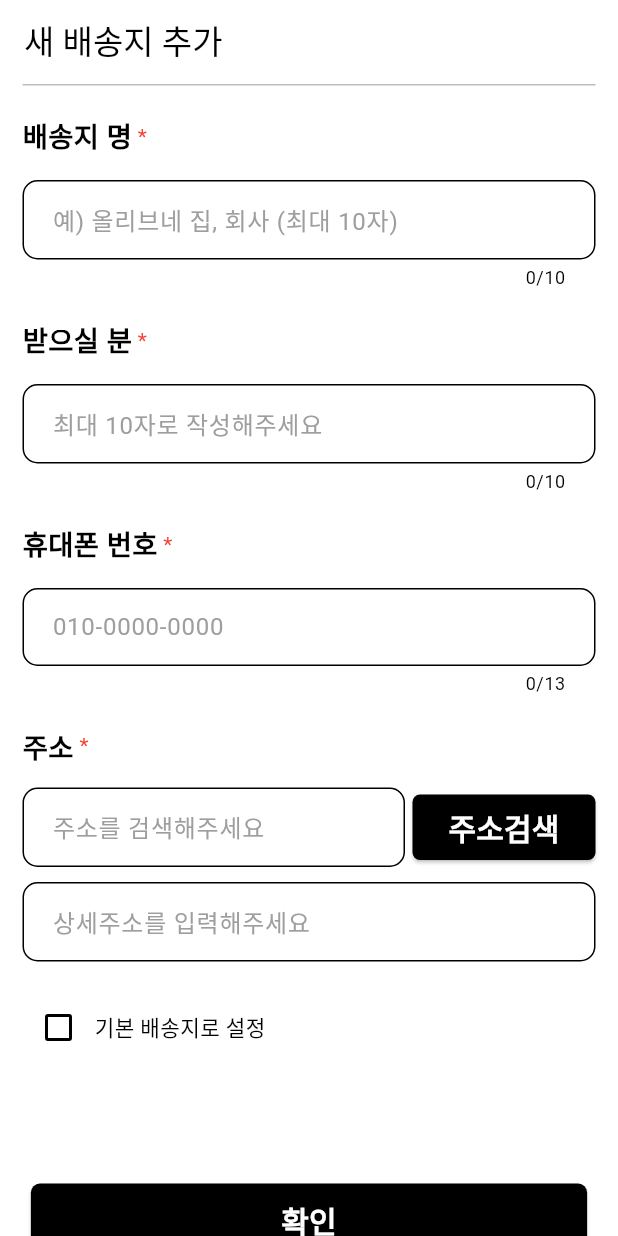
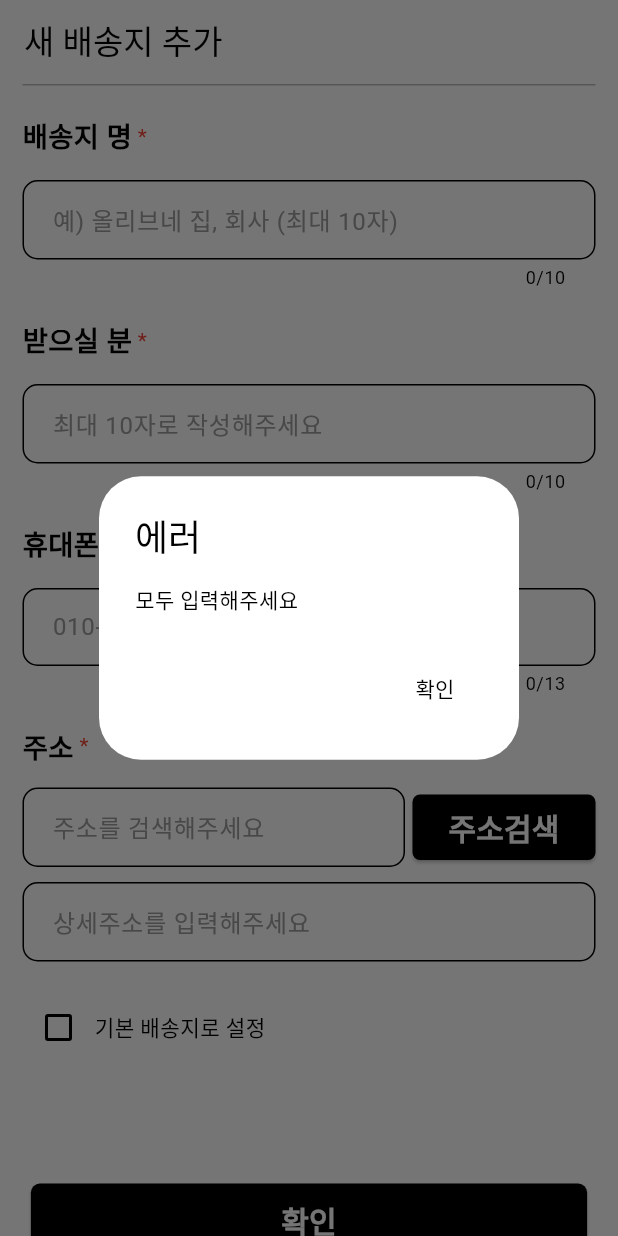
Before and after one commit to devwonkyo/OnlyveU, a Flutter app: the NewDeliveryAddressScreen screen opened by its route, after a tap on "확인", on a phone screen of 412 x 824 dp. Run offline on Flutter 3.47's test engine with Material 3 defaults, Android fonts, the phone set to English and light mode, and no system bars; our stand-ins replace bloc, cloud_firestore, dropdown_button2, equatable, firebase_auth, firebase_core and 8 more; missing offline and left inert: daum_postcode_search, flutter_inappwebview, kakao_flutter_sdk_common, kakao_flutter_sdk_user, kpostal; accounts and stored records are empty; Roboto replaces fonts that are missing (Pretendard); statements that could not run were skipped.

Commit message:
배송지 등록 기능 추가

```diff
--- a/lib/blocs/payment/payment_bloc.dart
+++ b/lib/blocs/payment/payment_bloc.dart
@@ -1,5 +1,6 @@
 // payment_bloc.dart
 import 'package:flutter_bloc/flutter_bloc.dart';
+import 'package:onlyveyou/models/delivery_info_model.dart';
 import 'package:onlyveyou/repositories/order/order_repository.dart';
 import 'payment_event.dart';
 import 'payment_state.dart';
@@ -8,7 +9,9 @@ import 'package:onlyveyou/models/order_item_model.dart';
 class PaymentBloc extends Bloc<PaymentEvent, PaymentState> {
   final OrderRepository orderRepository;
   List<OrderItemModel> _orderItems = [];
+  DeliveryInfoModel? _deliveryInfo; // 새로운 배송지 정보 저장을 위한 필드
 
+  final int _totalAmount = 0; // 유지되는 totalAmount
   PaymentBloc({required this.orderRepository}) : super(PaymentInitial()) {
     on<FetchOrderItems>((event, emit) async {
       emit(PaymentLoading());
@@ -20,12 +23,69 @@ class PaymentBloc extends Bloc<PaymentEvent, PaymentState> {
         );
         emit(PaymentLoaded(_orderItems, totalAmount));
       } catch (e) {
-        emit(PaymentError('주문 상품을 불러오는데 실패했습니다.'));
+        emit(const PaymentError('주문 상품을 불러오는데 실패했습니다.'));
       }
     });
 
     on<SelectDeliveryMessage>((event, emit) {
-      emit(PaymentMessageSelected(event.message, _orderItems));
+      if (_deliveryInfo != null) {
+        // 기존 deliveryInfo에 요청사항 업데이트
+        _deliveryInfo =
+            _deliveryInfo!.copyWith(deliveryRequest: event.deliveryMessage);
+        emit(DeliveryInfoUpdated(
+            _deliveryInfo!, _orderItems, _totalAmount)); // 유지된 totalAmount 사용
+      }
+      emit(PaymentMessageSelected(event.deliveryMessage, _orderItems,
+          _totalAmount)); // 유지된 totalAmount 사용
+
+      print('배송지 정보 입력 완료:');
+      print('배송지 명: ${_deliveryInfo!.deliveryName}');
+      print('주소: ${_deliveryInfo!.address}');
+      print('상세 주소: ${_deliveryInfo!.detailAddress}');
+      print('받는 이: ${_deliveryInfo!.recipientName}');
+      print('전화 번호: ${_deliveryInfo!.recipientPhone}');
+      print('배송 요청사항: ${_deliveryInfo!.deliveryRequest}');
+    });
+
+    // 새로운 배송지 정보를 업데이트하는 이벤트 처리
+    on<UpdateDeliveryInfo>((event, emit) async {
+      try {
+        // 전달받은 필드들을 사용하여 DeliveryInfoModel 객체 생성
+        _deliveryInfo = DeliveryInfoModel(
+          deliveryName: event.deliveryName,
+          address: event.address,
+          detailAddress: event.detailAddress,
+          recipientName: event.recipientName,
+          recipientPhone: event.recipientPhone,
+          deliveryRequest: _deliveryInfo?.deliveryRequest ??
+              event.deliveryRequest, // 기존 요청사항 유지
+        );
+        print('배송지 정보 입력 완료:');
+        print('배송지 명: ${_deliveryInfo!.deliveryName}');
+        print('주소: ${_deliveryInfo!.address}');
+        print('상세 주소: ${_deliveryInfo!.detailAddress}');
+        print('받는 이: ${_deliveryInfo!.recipientName}');
+        print('전화 번호: ${_deliveryInfo!.recipientPhone}');
+        print('배송 요청사항: ${_deliveryInfo!.deliveryRequest}');
+        emit(DeliveryInfoUpdated(_deliveryInfo!, _orderItems, _totalAmount));
+
+        // print문으로 현재 _deliveryInfo의 값을 출력
+      } catch (e) {
+        emit(const PaymentError("배송지 정보를 업데이트하는 데 실패했습니다."));
+      }
+    });
+
+    // 배송 요청사항 업데이트
+    on<UpdateDeliveryRequest>((event, emit) {
+      if (_deliveryInfo != null) {
+        // 기존 배송지 정보에 요청사항만 추가 업데이트
+        _deliveryInfo = _deliveryInfo!.copyWith(
+          deliveryRequest: event.deliveryRequest,
+        );
+        emit(DeliveryInfoUpdated(_deliveryInfo!, _orderItems, _totalAmount));
+      }
     });
   }
+
+  DeliveryInfoModel? get deliveryInfo => _deliveryInfo;
 }
--- a/lib/blocs/payment/payment_event.dart
+++ b/lib/blocs/payment/payment_event.dart
@@ -1,3 +1,4 @@
+// payment_event.dart
 import 'package:equatable/equatable.dart';
 
 abstract class PaymentEvent extends Equatable {
@@ -7,20 +8,56 @@ abstract class PaymentEvent extends Equatable {
   List<Object> get props => [];
 }
 
-/// 배송 메시지 선택 이벤트
 class SelectDeliveryMessage extends PaymentEvent {
-  final String message;
+  final String deliveryMessage;
 
-  const SelectDeliveryMessage(this.message);
+  const SelectDeliveryMessage(this.deliveryMessage);
 
   @override
-  List<Object> get props => [message];
+  List<Object> get props => [deliveryMessage];
 }
 
-/// 주문 상품을 가져오는 이벤트 추가
 class FetchOrderItems extends PaymentEvent {
   const FetchOrderItems();
 
   @override
   List<Object> get props => [];
 }
+
+// UpdateDeliveryInfo 이벤트에서 각 필드 값을 개별적으로 전달
+class UpdateDeliveryInfo extends PaymentEvent {
+  final String deliveryName;
+  final String address;
+  final String detailAddress;
+  final String recipientName;
+  final String recipientPhone;
+  final String? deliveryRequest;
+
+  const UpdateDeliveryInfo({
+    required this.deliveryName,
+    required this.address,
+    required this.detailAddress,
+    required this.recipientName,
+    required this.recipientPhone,
+    this.deliveryRequest,
+  });
+
+  @override
+  List<Object> get props => [
+        deliveryName,
+        address,
+        detailAddress,
+        recipientName,
+        recipientPhone,
+        deliveryRequest!
+      ];
+}
+
+class UpdateDeliveryRequest extends PaymentEvent {
+  final String deliveryRequest;
+
+  const UpdateDeliveryRequest(this.deliveryRequest);
+
+  @override
+  List<Object> get props => [deliveryRequest];
+}
--- a/lib/blocs/payment/payment_state.dart
+++ b/lib/blocs/payment/payment_state.dart
@@ -1,10 +1,10 @@
-// payment_state.dart
 import 'package:equatable/equatable.dart';
+import 'package:onlyveyou/models/delivery_info_model.dart';
 import 'package:onlyveyou/models/order_item_model.dart';
 
 abstract class PaymentState extends Equatable {
   const PaymentState();
-
+  List<OrderItemModel> get orderItems => [];
   @override
   List<Object> get props => [];
 }
@@ -14,24 +14,26 @@ class PaymentInitial extends PaymentState {}
 class PaymentLoading extends PaymentState {}
 
 class PaymentLoaded extends PaymentState {
+  @override
   final List<OrderItemModel> orderItems;
   final int totalAmount;
 
-  PaymentLoaded(this.orderItems, this.totalAmount);
+  const PaymentLoaded(this.orderItems, this.totalAmount);
 
   @override
   List<Object> get props => [orderItems, totalAmount];
 }
 
-
 class PaymentMessageSelected extends PaymentState {
   final String selectedMessage;
-  final List<OrderItemModel> orderItems; // 추가된 부분
-
-  const PaymentMessageSelected(this.selectedMessage, this.orderItems);
+  @override
+  final List<OrderItemModel> orderItems;
+  final int totalAmount; // totalAmount를 추가
+  const PaymentMessageSelected(
+      this.selectedMessage, this.orderItems, this.totalAmount);
 
   @override
-  List<Object> get props => [selectedMessage, orderItems];
+  List<Object> get props => [selectedMessage, orderItems, totalAmount];
 }
 
 class PaymentError extends PaymentState {
@@ -42,3 +44,16 @@ class PaymentError extends PaymentState {
   @override
   List<Object> get props => [message];
 }
+
+class DeliveryInfoUpdated extends PaymentState {
+  final DeliveryInfoModel deliveryInfo;
+  @override
+  final List<OrderItemModel> orderItems;
+  final int totalAmount; // totalAmount 필드 추가
+
+  const DeliveryInfoUpdated(
+      this.deliveryInfo, this.orderItems, this.totalAmount);
+
+  @override
+  List<Object> get props => [deliveryInfo, orderItems, totalAmount];
+}
--- a/lib/models/delivery_info_model.dart
+++ b/lib/models/delivery_info_model.dart
@@ -1,4 +1,6 @@
 class DeliveryInfoModel {
+  // 배송지 명
+  final String deliveryName;
   //기본 주소
   final String address;
   //상세 주소
@@ -11,6 +13,7 @@ class DeliveryInfoModel {
   final String? deliveryRequest;
 
   DeliveryInfoModel({
+    required this.deliveryName,
     required this.address,
     required this.detailAddress,
     required this.recipientName,
@@ -20,6 +23,7 @@ class DeliveryInfoModel {
 
   Map<String, dynamic> toMap() {
     return {
+      'deliveryName': deliveryName,
       'address': address,
       'detailAddress': detailAddress,
       'recipientName': recipientName,
@@ -30,6 +34,7 @@ class DeliveryInfoModel {
 
   factory DeliveryInfoModel.fromMap(Map<String, dynamic> map) {
     return DeliveryInfoModel(
+      deliveryName: map['deliveryName'],
       address: map['address'],
       detailAddress: map['detailAddress'],
       recipientName: map['recipientName'],
@@ -37,4 +42,19 @@ class DeliveryInfoModel {
       deliveryRequest: map['deliveryRequest'],
     );
   }
+
+
+
+  DeliveryInfoModel copyWith({
+    String? deliveryRequest,
+  }) {
+    return DeliveryInfoModel(
+      deliveryName: this.deliveryName,
+      address: this.address,
+      detailAddress: this.detailAddress,
+      recipientName: this.recipientName,
+      recipientPhone: this.recipientPhone,
+      deliveryRequest: deliveryRequest ?? this.deliveryRequest,
+    );
+  }
 }
--- a/lib/repositories/order/mock_order_repository.dart
+++ b/lib/repositories/order/mock_order_repository.dart
@@ -30,6 +30,7 @@ class MockOrderRepository implements OrderRepository {
       orderType: OrderType.delivery,
       createdAt: DateTime.now(),
       deliveryInfo: DeliveryInfoModel( //배송지 등록과 배송 요청사항을 여기다가 추가
+      deliveryName: '집',
         address: '서울특별시 강남구 테헤란로 123',
         detailAddress: '빌딩 101호',
         recipientName: '홍길동',
--- a/lib/screens/payment/new_delivery_address_screen.dart
+++ b/lib/screens/payment/new_delivery_address_screen.dart
@@ -1,4 +1,9 @@
 import 'package:flutter/material.dart';
+import 'package:flutter_bloc/flutter_bloc.dart';
+import 'package:go_router/go_router.dart';
+import 'package:onlyveyou/blocs/payment/payment_bloc.dart';
+import 'package:onlyveyou/blocs/payment/payment_event.dart';
+import 'package:onlyveyou/models/delivery_info_model.dart';
 import 'package:onlyveyou/screens/payment/widgets/address_search_field.dart';
 import 'package:onlyveyou/screens/payment/widgets/custom_text_field.dart';
 import 'package:onlyveyou/utils/styles.dart';
@@ -14,6 +19,47 @@ class NewDeliveryAddressScreen extends StatefulWidget {
 class _NewDeliveryAddressScreenState extends State<NewDeliveryAddressScreen> {
   bool isChecked = false;
 
+  final TextEditingController _deliveryNameController = TextEditingController();
+  final TextEditingController _recipientController = TextEditingController();
+  final TextEditingController _phoneController = TextEditingController();
+  final TextEditingController _addressController = TextEditingController();
+  final TextEditingController _detailedAddressController =
+      TextEditingController();
+
+  @override
+  void dispose() {
+    _deliveryNameController.dispose();
+    _recipientController.dispose();
+    _phoneController.dispose();
+    _addressController.dispose();
+    _detailedAddressController.dispose();
+    super.dispose();
+  }
+
+  void _showWarningPopup(String message) {
+    showDialog(
+      context: context,
+      builder: (context) => AlertDialog(
+        title: const Text('에러'),
+        content: Text(message),
+        actions: [
+          TextButton(
+            onPressed: () => Navigator.of(context).pop(),
+            child: const Text('확인'),
+          ),
+        ],
+      ),
+    );
+  }
+
+  bool _isFormFilled() {
+    return _deliveryNameController.text.isNotEmpty &&
+        _recipientController.text.isNotEmpty &&
+        _phoneController.text.isNotEmpty &&
+        _addressController.text.isNotEmpty &&
+        _detailedAddressController.text.isNotEmpty;
+  }
+
   @override
   Widget build(BuildContext context) {
     return Scaffold(
@@ -23,10 +69,7 @@ class _NewDeliveryAddressScreenState extends State<NewDeliveryAddressScreen> {
         ),
       ),
       body: Padding(
-        padding: const EdgeInsets.only(
-          left: 15,
-          right: 15,
-        ),
+        padding: const EdgeInsets.only(left: 15, right: 15),
         child: Column(
           crossAxisAlignment: CrossAxisAlignment.start,
           children: [
@@ -35,31 +78,32 @@ class _NewDeliveryAddressScreenState extends State<NewDeliveryAddressScreen> {
               color: Colors.grey[400],
               thickness: 2,
             ),
-            const SizedBox(
-              height: 20,
-            ),
-            const CustomTextField(
+            const SizedBox(height: 20),
+            CustomTextField(
+              controller: _deliveryNameController,
               label: '배송지 명',
               hintText: '예) 올리브네 집, 회사 (최대 10자)',
               maxLength: 10,
             ),
             const SizedBox(height: 20),
-            const CustomTextField(
+            CustomTextField(
+              controller: _recipientController,
               label: '받으실 분',
               hintText: '최대 10자로 작성해주세요',
               maxLength: 10,
             ),
             const SizedBox(height: 20),
-            const CustomTextField(
+            CustomTextField(
+              controller: _phoneController,
               label: '휴대폰 번호',
               hintText: '010-0000-0000',
               maxLength: 13,
             ),
-            const SizedBox(
-              height: 20,
+            const SizedBox(height: 20),
+            AddressSearchField(
+              addressController: _addressController,
+              detailedAddressController: _detailedAddressController,
             ),
-
-             AddressSearchField(), // 새로운 커스텀 위젯
             const SizedBox(height: 20),
             Row(
               children: [
@@ -77,15 +121,26 @@ class _NewDeliveryAddressScreenState extends State<NewDeliveryAddressScreen> {
                 ),
               ],
             ),
-            const SizedBox(
-              height: 80,
-            ),
+            const SizedBox(height: 80),
             Center(
               child: SizedBox(
                 width: MediaQuery.of(context).size.width * 0.9,
                 height: MediaQuery.of(context).size.height * 0.06,
                 child: ElevatedButton(
-                  onPressed: () {},
+                  onPressed: () {
+                    if (_isFormFilled()) {
+                      context.read<PaymentBloc>().add(UpdateDeliveryInfo(
+                            deliveryName: _deliveryNameController.text,
+                            address: _addressController.text,
+                            detailAddress: _detailedAddressController.text,
+                            recipientName: _recipientController.text,
+                            recipientPhone: _phoneController.text,
+                          ));
+                      context.pop();
+                    } else {
+                      _showWarningPopup('모두 입력해주세요');
+                    }
+                  },
                   style: ElevatedButton.styleFrom(
                     backgroundColor: Colors.black,
                     shape: RoundedRectangleBorder(
@@ -102,7 +157,7 @@ class _NewDeliveryAddressScreenState extends State<NewDeliveryAddressScreen> {
                   ),
                 ),
               ),
-            )
+            ),
           ],
         ),
       ),
--- a/lib/screens/payment/widgets/address_search_field.dart
+++ b/lib/screens/payment/widgets/address_search_field.dart
@@ -5,20 +5,22 @@ import 'package:onlyveyou/utils/styles.dart';
 import 'package:kpostal/kpostal.dart';
 
 class AddressSearchField extends StatefulWidget {
-  const AddressSearchField({super.key});
+   final TextEditingController addressController; // 외부에서 전달받는 컨트롤러
+  final TextEditingController detailedAddressController; // 외부에서 전달받는 컨트롤러
+
+  const AddressSearchField({
+    super.key,
+    required this.addressController,
+    required this.detailedAddressController,
+  });
 
   @override
   State<AddressSearchField> createState() => _AddressSearchFieldState();
 }
 
 class _AddressSearchFieldState extends State<AddressSearchField> {
-  final TextEditingController _AddressController = TextEditingController();
 
-  @override
-  void dispose() {
-    _AddressController.dispose();
-    super.dispose();
-  }
+
 
   @override
   Widget build(BuildContext context) {
@@ -42,7 +44,7 @@ class _AddressSearchFieldState extends State<AddressSearchField> {
           children: [
             Expanded(
               child: TextField(
-                controller: _AddressController,
+                controller: widget.addressController,
                 decoration: InputDecoration(
                   hintText: '주소를 검색해주세요',
                   hintStyle: const TextStyle(color: Colors.grey),
@@ -83,7 +85,7 @@ class _AddressSearchFieldState extends State<AddressSearchField> {
                       .push(MaterialPageRoute(builder: (context) {
                     return KpostalView(
                       callback: (Kpostal result) {
-                        _AddressController.text = result.address;
+                     widget.addressController.text = result.address;
                       },
                     );
                   }));
@@ -108,6 +110,7 @@ class _AddressSearchFieldState extends State<AddressSearchField> {
         ),
         const SizedBox(height: 10),
         TextField(
+          controller: widget.detailedAddressController,
           decoration: InputDecoration(
             hintText: '상세주소를 입력해주세요',
             hintStyle: const TextStyle(color: Colors.grey),
--- a/lib/screens/payment/widgets/custom_text_field.dart
+++ b/lib/screens/payment/widgets/custom_text_field.dart
@@ -5,11 +5,13 @@ class CustomTextField extends StatelessWidget {
   final String label;
   final String hintText;
   final int maxLength;
+  final TextEditingController controller;
 
   const CustomTextField({
     super.key,
     required this.label,
     required this.hintText,
+    required this.controller,
     this.maxLength = 100,
   });
 
@@ -34,6 +36,7 @@ class CustomTextField extends StatelessWidget {
         SizedBox(
           width: MediaQuery.of(context).size.width * 0.95,
           child: TextField(
+            controller: controller,
             maxLength: maxLength,
             decoration: InputDecoration(
               hintText: hintText,
```
Also changed, not shown: lib/screens/payment/payment_screen.dart (+46 -11 lines).
